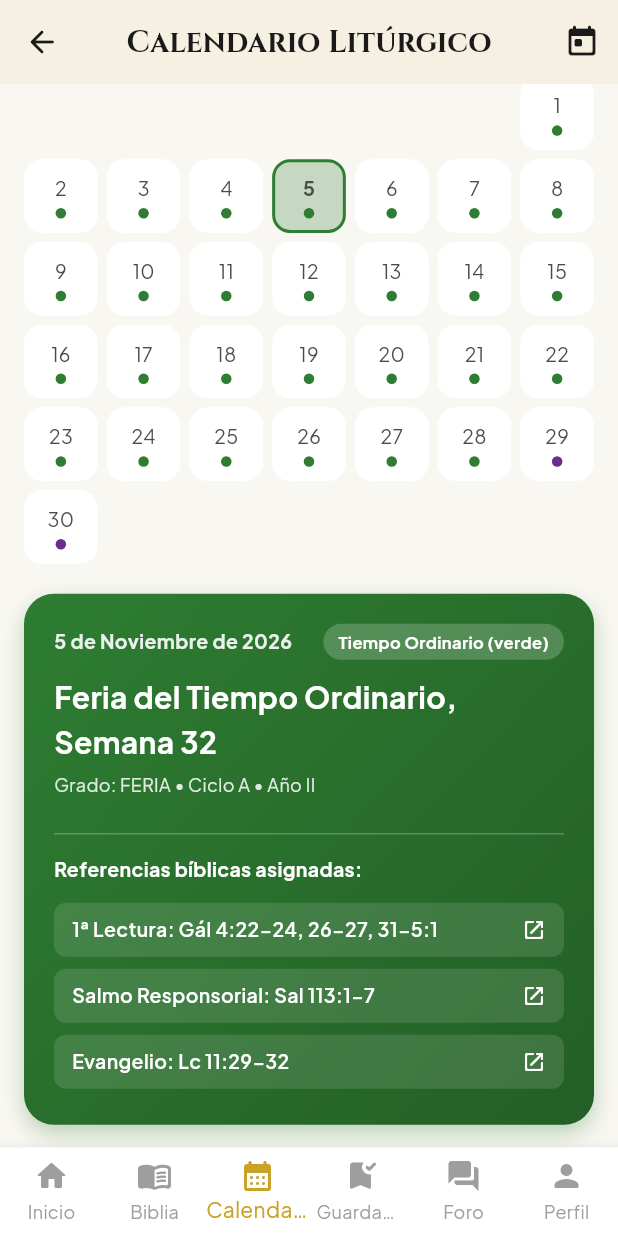
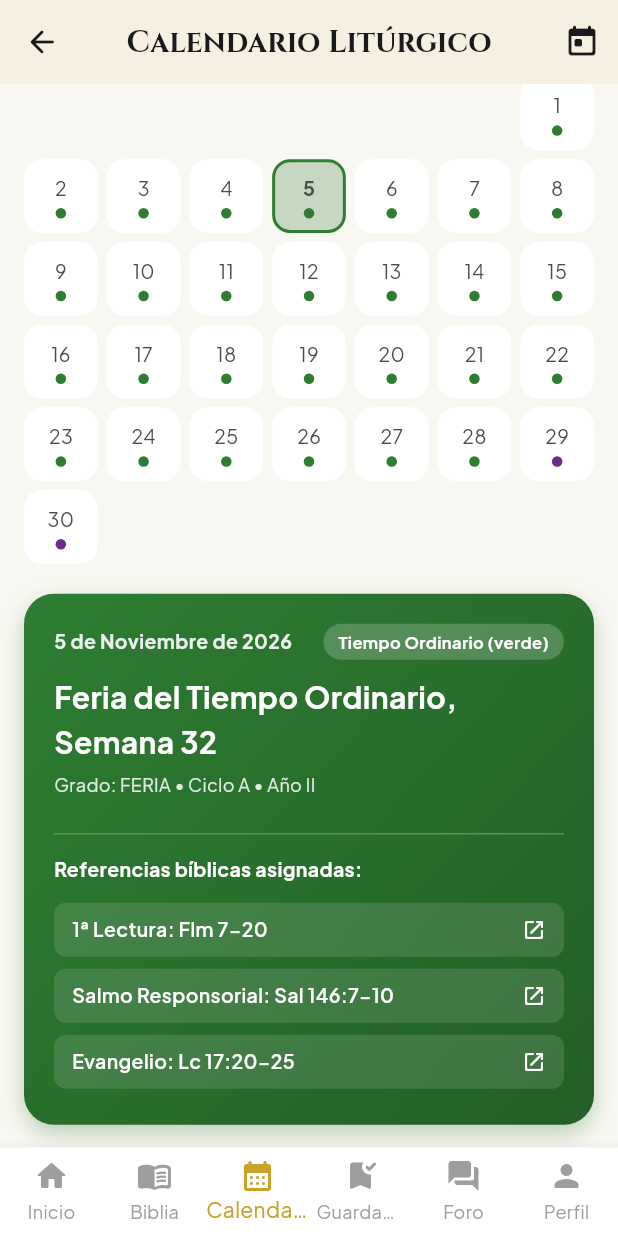
Before and after one commit to Artenlaclase/verbum, a Flutter app: the screen it shows after launch, item 3 of the bottom bar chosen, scrolled down 127 dp, on a phone screen of 412 x 824 dp. Run offline on Flutter 3.47's test engine with Material 3 defaults, Android fonts, the phone set to English and light mode, and no system bars; our stand-ins replace cloud_firestore, firebase_auth, firebase_core, flutter_riverpod, google_fonts, google_sign_in and 4 more; accounts and stored records are empty.

Commit message:
feat: add LiturgicalCalculator and readings data structure for liturgical calendar

```diff
--- a/lib/features/liturgical_calendar/data/liturgical_calculator.dart
+++ b/lib/features/liturgical_calendar/data/liturgical_calculator.dart
@@ -1,5 +1,6 @@
 import '../models/daily_reading.dart';
 import '../models/liturgical_day.dart';
+import 'liturgical_readings_data.dart';
 
 /// Motor de cálculo del Calendario Litúrgico Católico Romano
 /// Implementa el algoritmo de Meeus/Jones/Butcher para el Computus pascual
@@ -334,7 +335,13 @@ class LiturgicalCalculator {
       cicloDominical: cicloDom,
       cicloFerial: cicloFer,
       semanaTiempo: ordinaryWeek,
-      lecturas: _getOrdinaryReadings(date, cicloDom),
+      lecturas: LiturgicalReadingsData.getOrdinaryDailyReadings(
+        date: date,
+        week: ordinaryWeek,
+        weekday: date.weekday,
+        sundayCycle: cicloDom,
+        weekdayCycle: cicloFer,
+      ),
     );
   }
 
--- /dev/null
+++ b/lib/features/liturgical_calendar/data/liturgical_readings_data.dart
@@ -0,0 +1,204 @@
+import '../models/daily_reading.dart';
+
+class LiturgicalReadingsData {
+  static String _fmt(DateTime d) =>
+      '${d.year}-${d.month.toString().padLeft(2, '0')}-${d.day.toString().padLeft(2, '0')}';
+
+  /// Obtiene las lecturas diarias de acuerdo a la semana del tiempo ordinario,
+  /// día de la semana (1 = Lunes, ..., 7 = Domingo) y ciclo dominical (A, B, C) o ferial (I, II)
+  static List<DailyReading> getOrdinaryDailyReadings({
+    required DateTime date,
+    required int week,
+    required int weekday, // 1: Lun, 2: Mar, 3: Mié, 4: Jue, 5: Vie, 6: Sáb, 7: Dom
+    required String sundayCycle, // A, B, C
+    required String weekdayCycle, // I, II
+  }) {
+    final fmtDate = _fmt(date);
+    final w = week.clamp(1, 34);
+
+    // 1. DOMINGOS DEL TIEMPO ORDINARIO (Ciclos A, B, C)
+    if (weekday == 7) {
+      return _getSundayReadings(fmtDate, w, sundayCycle);
+    }
+
+    // 2. FERIAS DEL TIEMPO ORDINARIO (Lunes a Sábado)
+    // El Evangelio sigue un curso anual continuo (Marcos semanas 1-9, Mateo semanas 10-21, Lucas semanas 22-34)
+    // La 1ª Lectura y Salmo varían según ciclo ferial (Año I impar / Año II par)
+    return _getWeekdayReadings(fmtDate, w, weekday, weekdayCycle);
+  }
+
+  static List<DailyReading> _getSundayReadings(String fmtDate, int week, String cycle) {
+    // Tabla seleccionada de domingos representativos del Tiempo Ordinario
+    final Map<int, Map<String, List<String>>> sundayTable = {
+      28: {
+        'A': ['Isa 25:6-10a', 'Sal 23:1-6', 'Fil 4:12-14, 19-20', 'Mt 22:1-14'],
+        'B': ['Sab 7:7-11', 'Sal 90:12-17', 'Heb 4:12-13', 'Mc 10:17-30'],
+        'C': ['2 Re 5:14-17', 'Sal 98:1-4', '2 Tim 2:8-13', 'Lc 17:11-19'],
+      },
+      29: {
+        'A': ['Isa 45:1, 4-6', 'Sal 96:1, 3-5, 7-10', '1 Tes 1:1-5b', 'Mt 22:15-21'],
+        'B': ['Isa 53:10-11', 'Sal 33:4-5, 18-20, 22', 'Heb 4:14-16', 'Mc 10:35-45'],
+        'C': ['Éx 17:8-13', 'Sal 121:1-8', '2 Tim 3:14-4:2', 'Lc 18:1-8'],
+      },
+      30: {
+        'A': ['Éx 22:20-26', 'Sal 18:2-4, 47, 51', '1 Tes 1:5c-10', 'Mt 22:34-40'],
+        'B': ['Jer 31:7-9', 'Sal 126:1-6', 'Heb 5:1-6', 'Mc 10:46-52'],
+        'C': ['Eclo 35:12-14, 16-18', 'Sal 34:2-3, 17-19, 23', '2 Tim 4:6-8, 16-18', 'Lc 18:9-14'],
+      },
+      31: {
+        'A': ['Mal 1:14b-2:2b, 8-10', 'Sal 131:1-3', '1 Tes 2:7b-9, 13', 'Mt 23:1-12'],
+        'B': ['Dt 6:2-6', 'Sal 18:2-4, 47, 51', 'Heb 7:23-28', 'Mc 12:28b-34'],
+        'C': ['Sab 11:22-12:2', 'Sal 145:1-2, 8-11, 13-14', '2 Tes 1:11-2:2', 'Lc 19:1-10'],
+      },
+      32: {
+        'A': ['Sab 6:12-16', 'Sal 63:2-8', '1 Tes 4:13-18', 'Mt 25:1-13'],
+        'B': ['1 Re 17:10-16', 'Sal 146:7-10', 'Heb 9:24-28', 'Mc 12:38-44'],
+        'C': ['2 Mac 7:1-2, 9-14', 'Sal 17:1, 5-6, 8, 15', '2 Tes 2:16-3:5', 'Lc 20:27-38'],
+      },
+      33: {
+        'A': ['Prov 31:10-13, 19-20, 30-31', 'Sal 128:1-5', '1 Tes 5:1-6', 'Mt 25:14-30'],
+        'B': ['Dan 12:1-3', 'Sal 16:5, 8-11', 'Heb 10:11-14, 18', 'Mc 13:24-32'],
+        'C': ['Mal 3:19-20a', 'Sal 98:5-9', '2 Tes 3:7-12', 'Lc 21:5-19'],
+      },
+      34: {
+        'A': ['Ez 34:11-12, 15-17', 'Sal 23:1-3, 5-6', '1 Cor 15:20-26, 28', 'Mt 25:31-46'],
+        'B': ['Dan 7:13-14', 'Sal 93:1-2, 5', 'Apoc 1:5-8', 'Jn 18:33b-37'],
+        'C': ['2 Sam 5:1-3', 'Sal 122:1-5', 'Col 1:12-20', 'Lc 23:35-43'],
+      },
+    };
+
+    final entry = sundayTable[week]?[cycle];
+    if (entry != null && entry.length == 4) {
+      return [
+        DailyReading(fecha: fmtDate, ciclo: cycle, tipo: 'primera', referencia: entry[0]),
+        DailyReading(fecha: fmtDate, ciclo: cycle, tipo: 'salmo', referencia: entry[1]),
+        DailyReading(fecha: fmtDate, ciclo: cycle, tipo: 'segunda', referencia: entry[2]),
+        DailyReading(fecha: fmtDate, ciclo: cycle, tipo: 'evangelio', referencia: entry[3]),
+      ];
+    }
+
+    // Respaldo canónico dinámico para otros domingos
+    return [
+      DailyReading(fecha: fmtDate, ciclo: cycle, tipo: 'primera', referencia: 'Isa ${week % 20 + 40}:1-5'),
+      DailyReading(fecha: fmtDate, ciclo: cycle, tipo: 'salmo', referencia: 'Sal ${(week * 3) % 150 + 1}:1-6'),
+      DailyReading(fecha: fmtDate, ciclo: cycle, tipo: 'segunda', referencia: 'Rom ${(week % 16) + 1}:1-8'),
+      DailyReading(fecha: fmtDate, ciclo: cycle, tipo: 'evangelio', referencia: cycle == 'A' ? 'Mt ${week % 20 + 5}:1-12' : (cycle == 'B' ? 'Mc ${week % 14 + 2}:1-11' : 'Lc ${week % 20 + 4}:1-10')),
+    ];
+  }
+
+  static List<DailyReading> _getWeekdayReadings(String fmtDate, int week, int weekday, String cycle) {
+    // Días laborables: 1 = Lun, 2 = Mar, 3 = Mié, 4 = Jue, 5 = Vie, 6 = Sáb
+    final isYear2 = cycle == 'II';
+
+    // Evangelios diarios según la etapa del año litúrgico
+    String evangelio;
+    if (week <= 9) {
+      // Semanas 1 a 9: San Marcos
+      final mcChapters = ['1:14-20', '1:21-28', '1:29-39', '1:40-45', '2:1-12', '2:13-17'];
+      evangelio = 'Mc ${mcChapters[(weekday - 1) % 6]}';
+    } else if (week <= 21) {
+      // Semanas 10 a 21: San Mateo
+      final mtChapters = ['5:1-12', '5:13-16', '5:17-19', '5:20-26', '5:27-32', '5:33-37'];
+      final baseCap = (week - 10) + 5;
+      evangelio = 'Mt $baseCap:${(weekday * 4) % 25 + 1}-${(weekday * 4) % 25 + 10}';
+    } else {
+      // Semanas 22 a 34: San Lucas
+      final lcPericopes = {
+        // Semana 31
+        31: ['Lc 14:12-14', 'Lc 14:15-24', 'Lc 14:25-33', 'Lc 15:1-10', 'Lc 16:1-8', 'Lc 16:9-15'],
+        // Semana 32
+        32: ['Lc 17:1-6', 'Lc 17:7-10', 'Lc 17:11-19', 'Lc 17:20-25', 'Lc 17:26-37', 'Lc 18:1-8'],
+        // Semana 33
+        33: ['Lc 18:35-43', 'Lc 19:1-10', 'Lc 19:11-28', 'Lc 19:41-44', 'Lc 19:45-48', 'Lc 20:27-40'],
+        // Semana 34
+        34: ['Lc 21:1-4', 'Lc 21:5-11', 'Lc 21:12-19', 'Lc 21:20-28', 'Lc 21:29-33', 'Lc 21:34-36'],
+      };
+      evangelio = lcPericopes[week]?[weekday - 1] ?? 'Lc ${week - 15}:${(weekday * 3) % 20 + 1}-${(weekday * 3) % 20 + 10}';
+    }
+
+    // Primera Lectura y Salmo según semana y día
+    String primeraLectura;
+    String salmo;
+
+    if (week == 32) {
+      if (isYear2) {
+        // Ciclo II (Años pares como 2026)
+        final pLecturas = [
+          'Tit 1:1-9',
+          'Tit 2:1-8, 11-14',
+          'Tit 3:1-7',
+          'Flm 7-20',
+          '2 Jn 4-9',
+          '3 Jn 5-8',
+        ];
+        final salmos = [
+          'Sal 24:1-6',
+          'Sal 37:3-4, 18, 23, 27, 29',
+          'Sal 23:1-6',
+          'Sal 146:7-10',
+          'Sal 119:1-2, 10-11, 17-18',
+          'Sal 112:1-6',
+        ];
+        primeraLectura = pLecturas[(weekday - 1) % 6];
+        salmo = salmos[(weekday - 1) % 6];
+      } else {
+        // Ciclo I (Años impares)
+        final pLecturas = [
+          'Sab 1:1-7',
+          'Sab 2:23-3:9',
+          'Sab 6:1-11',
+          'Sab 7:22b-8:1',
+          'Sab 13:1-9',
+          'Sab 18:14-16; 19:6-9',
+        ];
+        final salmos = [
+          'Sal 139:1-10',
+          'Sal 34:2-3, 16-19',
+          'Sal 82:3-4, 6-7',
+          'Sal 119:89-91, 130, 135, 175',
+          'Sal 19:2-5',
+          'Sal 105:2-3, 36-37, 42-43',
+        ];
+        primeraLectura = pLecturas[(weekday - 1) % 6];
+        salmo = salmos[(weekday - 1) % 6];
+      }
+    } else if (week == 31) {
+      if (isYear2) {
+        final pLecturas = [
+          'Fil 2:1-4',
+          'Fil 2:5-11',
+          'Fil 2:12-18',
+          'Fil 3:3-8a',
+          'Fil 3:17-4:1',
+          'Fil 4:10-19',
+        ];
+        final salmos = [
+          'Sal 131:1-3',
+          'Sal 22:26-32',
+          'Sal 27:1, 4, 13-14',
+          'Sal 105:2-7',
+          'Sal 122:1-5',
+          'Sal 112:1-2, 5-6, 9-10',
+        ];
+        primeraLectura = pLecturas[(weekday - 1) % 6];
+        salmo = salmos[(weekday - 1) % 6];
+      } else {
+        primeraLectura = 'Rom 11:${weekday * 3}:1-10';
+        salmo = 'Sal 69:30-31, 33-34, 36-37';
+      }
+    } else {
+      // Progresión continua para el resto de semanas ordinarias
+      final books = ['1 Cor', '2 Cor', 'Gál', 'Efes', 'Fil', 'Col', '1 Tes', '2 Tes', '1 Tim', '2 Tim'];
+      final bIndex = ((week - 1) ~/ 3) % books.length;
+      final cap = ((week - 1) % 4) + 1;
+      primeraLectura = '${books[bIndex]} $cap:${weekday * 2 + 1}-${weekday * 2 + 10}';
+      salmo = 'Sal ${((week * 4 + weekday) % 145) + 1}:1-6';
+    }
+
+    return [
+      DailyReading(fecha: fmtDate, ciclo: cycle, tipo: 'primera', referencia: primeraLectura),
+      DailyReading(fecha: fmtDate, ciclo: cycle, tipo: 'salmo', referencia: salmo),
+      DailyReading(fecha: fmtDate, ciclo: cycle, tipo: 'evangelio', referencia: evangelio),
+    ];
+  }
+}
```
